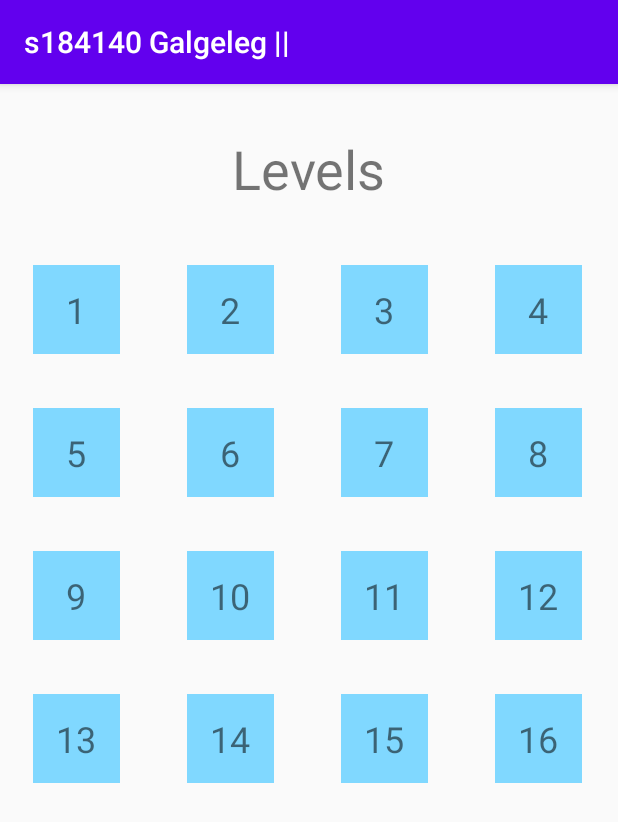
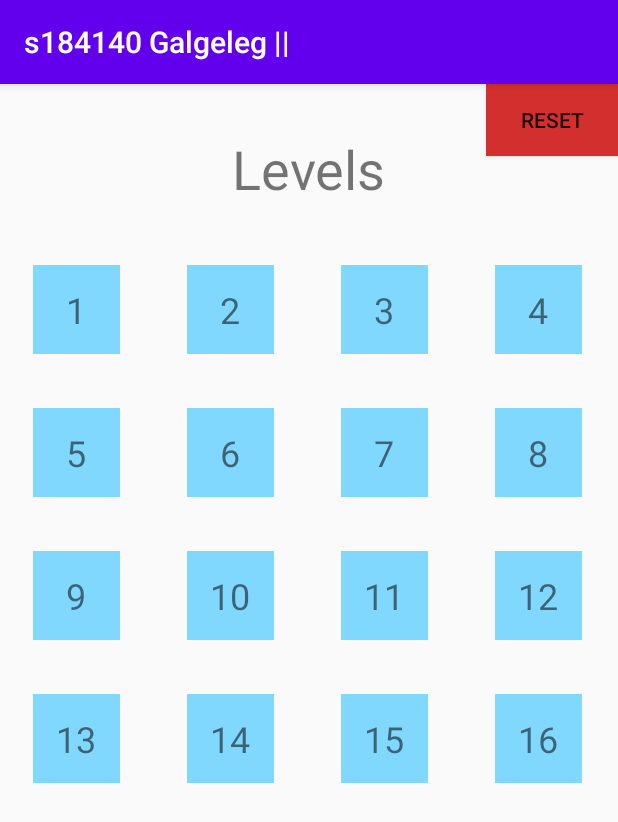
Before and after one commit to ChristianFrost98/Galgeleg, an Android app: the screen it shows after launch (LevelActivity), on a phone screen of 412 x 824 dp. Shown: the top 822 px of the screen. Run offline under Robolectric (Android 15) with nearby library versions, the phone set to English and light mode, and no system bars; Roboto replaces fonts that are not available here; 5 statements that could not run were skipped.

Commit message:
Rettelse ved hent af ord fra internettet

```diff
--- a/app/build.gradle
+++ b/app/build.gradle
@@ -20,6 +20,10 @@ android {
             proguardFiles getDefaultProguardFile('proguard-android-optimize.txt'), 'proguard-rules.pro'
         }
     }
+    compileOptions {
+        sourceCompatibility JavaVersion.VERSION_1_8
+        targetCompatibility JavaVersion.VERSION_1_8
+    }
 }
 
 dependencies {
@@ -29,6 +33,8 @@ dependencies {
     implementation 'com.google.code.gson:gson:2.8.5'
     implementation 'androidx.gridlayout:gridlayout:1.0.0'
     implementation 'com.google.android.material:material:1.2.0'
+    implementation 'com.airbnb.android:lottie:3.4.0'
+
     testImplementation 'junit:junit:4.12'
     androidTestImplementation 'androidx.test.ext:junit:1.1.1'
     androidTestImplementation 'androidx.test.espresso:espresso-core:3.2.0'
--- a/app/src/main/java/com/example/myapplication/Activity/GeussingActivity.java
+++ b/app/src/main/java/com/example/myapplication/Activity/GeussingActivity.java
@@ -52,7 +52,7 @@ public class GeussingActivity extends AppCompatActivity implements OnClickListen
     @Override
     protected void onCreate(Bundle savedInstanceState) {
         super.onCreate(savedInstanceState);
-        setContentView(R.layout.fedeste_akt);
+        setContentView(R.layout.activity_geussing);
         // Hent af views
         galge = findViewById(R.id.galge);
         letterGrid = findViewById(R.id.letterGrid);
--- a/app/src/main/java/com/example/myapplication/Activity/LevelActivity.java
+++ b/app/src/main/java/com/example/myapplication/Activity/LevelActivity.java
@@ -5,41 +5,91 @@ import android.annotation.SuppressLint;
 import android.content.Intent;
 import android.content.SharedPreferences;
 import android.os.Bundle;
+import android.os.Handler;
+import android.os.Looper;
 import android.view.View;
 import android.widget.AdapterView;
 import android.widget.ArrayAdapter;
+import android.widget.Button;
 import android.widget.GridView;
+import android.widget.TextView;
 
+import com.airbnb.lottie.LottieAnimationView;
 import com.example.myapplication.Logic.HangmanLogic;
 import com.example.myapplication.Model.HangmanModel;
 import com.example.myapplication.Adapter.LevelAdapter;
 import com.example.myapplication.R;
 
 import java.io.IOException;
+import java.util.concurrent.Executor;
+import java.util.concurrent.Executors;
 
 
 public class LevelActivity extends AppCompatActivity {
     GridView levelGrid;
+    LottieAnimationView loading;
+    TextView retrieveText;
+    Button resetButton;
+    Executor bgThread = Executors.newSingleThreadExecutor(); // håndtag til en baggrundstråd
+    Handler uiThread = new Handler(Looper.getMainLooper());  // håndtag til forgrundstråden
 
     @Override
     protected void onCreate(Bundle savedInstanceState) {
         super.onCreate(savedInstanceState);
         setContentView(R.layout.activity_level);
+        levelGrid = findViewById(R.id.levelGrid);
 
         // Retrieve store levels data
         if(HangmanModel.levels.size() == 0){
+            retrieveLevels();
+        } else {
+            makeGrid();
+        }
+
+        // Retrieves new list of words
+        resetButton = findViewById(R.id.resetButton);
+        resetButton.setOnClickListener(new View.OnClickListener() {
+            public void onClick(View v) {
+                HangmanModel.justResat = true;
+                retrieveLevels();
+            }
+        });
+    }
+
+    public void retrieveLevels(){
+        retrieveText = findViewById(R.id.retrieveText);
+        loading = findViewById(R.id.loading);
+        retrieveText.setVisibility(View.VISIBLE);
+        loading.setVisibility(View.VISIBLE);
+        levelGrid.setVisibility(View.GONE);
+
+        bgThread.execute(() -> {
             try {
                 HangmanLogic.retrievePrefs(this);
-            } catch (IOException e) {
+                HangmanLogic.storePrefs(this);
+
+                // Post retrieved info
+                /* The delay makes it possible to actually see the animation
+                    Otherwise I could just post() the uiThread, but it looks better with a delay */
+                uiThread.postDelayed(new Runnable() {
+                    @Override
+                    public void run() {
+                        loading.setVisibility(View.GONE);
+                        retrieveText.setVisibility(View.GONE);
+                        makeGrid();
+                    }
+                }, 2000);
+            } catch (Exception e){
                 e.printStackTrace();
             }
-        } else {
-            HangmanLogic.storePrefs(this);
-        }
+        });
+    }
+
+    public void makeGrid(){
+        // Make view visisble
+        levelGrid.setVisibility(View.VISIBLE);
 
         // Iniciate view
-        levelGrid = findViewById(R.id.levelGrid);
-
         LevelAdapter myAdapter=new LevelAdapter(this,R.layout.level_button, HangmanModel.levels);
         levelGrid.setNumColumns(4);
         levelGrid.setAdapter(myAdapter);
--- a/app/src/main/java/com/example/myapplication/Logic/HangmanLogic.java
+++ b/app/src/main/java/com/example/myapplication/Logic/HangmanLogic.java
@@ -2,6 +2,9 @@ package com.example.myapplication.Logic;
 
 import android.content.Context;
 import android.content.SharedPreferences;
+import android.os.Handler;
+import android.os.Looper;
+import android.os.SystemClock;
 import android.preference.PreferenceManager;
 
 import com.example.myapplication.Model.HangmanModel;
@@ -20,6 +23,10 @@ import java.net.URL;
 import java.util.ArrayList;
 import java.util.Arrays;
 import java.util.List;
+import java.util.Random;
+import java.util.Scanner;
+import java.util.concurrent.Executor;
+import java.util.concurrent.Executors;
 
 public class HangmanLogic {
 
@@ -31,16 +38,16 @@ public class HangmanLogic {
                 guessedword.append(currentGuessWord.getLetter().toString());
             }
         }
-        return guessedword.toString().equals(HangmanModel.currentWord);
+        return guessedword.toString().equals(HangmanModel.currentWord.toUpperCase());
     }
 
 
     public static boolean wordContainLetter(String letter){
         boolean containsLetter = false;
         for(int i=0;i<HangmanModel.currentWord.length();i++){
-            String letterInWord = String.valueOf(HangmanModel.currentWord.charAt(i));
+            String letterInWord = String.valueOf(HangmanModel.currentWord.charAt(i)).toUpperCase();
 
-            if(letter.equals(letterInWord)){
+            if(letter.toUpperCase().equals(letterInWord)){
                 HangmanModel.geussWordList.set(i,new Letter(letterInWord.charAt(0),true));
                 containsLetter = true;
             }
@@ -67,7 +74,7 @@ public class HangmanLogic {
 
         // Retrieve level info
         String levelsRetrieved = prefs.getString("levelsJSON","0");
-        if(levelsRetrieved.equals("0")){
+        if(levelsRetrieved.equals("0") || HangmanModel.justResat){
             initArrays();
         } else {
             Gson gson = new Gson();
@@ -88,27 +95,28 @@ public class HangmanLogic {
         }
     }
 
-    // Fra nordfalk github - galgeleg
-    public static String getURLData(String url) throws IOException {
-        try{
-            BufferedReader br = new BufferedReader(new InputStreamReader(new URL(url).openStream()));
+
+    public static String getURLData(String urlString) {
+        try  {
+            BufferedReader br = new BufferedReader(new InputStreamReader(new URL(urlString).openStream()));
             StringBuilder sb = new StringBuilder();
             String linje = br.readLine();
             while (linje != null) {
                 sb.append(linje + "\n");
                 linje = br.readLine();
             }
+            br.close();
             return sb.toString();
-        } catch (Exception e){
+        } catch (Exception e) {
             e.printStackTrace();
+            return null;
         }
-        return null;
     }
 
 
     public static List<String> retrieveWords() throws IOException {
         List<String> words;
-        String data = getURLData("https://www.york.ac.uk/teaching/cws/wws/webpage1.html");
+        String data = getURLData("https://nyheder.tv2.dk/");
 
         data = data.substring(data.indexOf("<body")). // fjern headere
                 replaceAll("<.+?>", " ").toLowerCase(). // fjern tags
@@ -126,12 +134,37 @@ public class HangmanLogic {
         return words;
     }
 
+    public static int randomWord(List<String> words){
+        Random r = new Random();
+        int low = 200;
+        int high = words.size();
+        return r.nextInt(high-low) + low;
+    }
 
     public static void initArrays() throws IOException {
+        // Clear if exiting array - for the reset
+        if(HangmanModel.levels.size() != 0){
+            HangmanModel.levels.clear();
+        }
+
+        // If just resat, from flag
+        HangmanModel.justResat = false;
+
+        // Retrieved words
         List<String> words = retrieveWords();
+
+        // Generate random number - the starting point
+        int count = randomWord(words);
+
+        // Make 20 levels, from random starting point in words list
         if(words.size() != 0) {
-            for (int i = 0; i < 20; i++) {
-                HangmanModel.levels.add(i, new Level(String.valueOf(i), false, words.get(i), new ArrayList<Integer>()));
+            int i = 0;
+            while (HangmanModel.levels.size() < 20){
+                if(!(words.get(count).equals(""))){
+                    HangmanModel.levels.add(i, new Level(String.valueOf(i+1), false, words.get(count), new ArrayList<Integer>()));
+                    i++;
+                }
+                count = randomWord(words);
             }
         } else {
             // Add to levels, if no data is retrieved
--- a/app/src/main/java/com/example/myapplication/Model/HangmanModel.java
+++ b/app/src/main/java/com/example/myapplication/Model/HangmanModel.java
@@ -3,6 +3,9 @@ package com.example.myapplication.Model;
 import java.util.ArrayList;
 
 public class HangmanModel {
+    // Reset flag
+    public static boolean justResat = false;
+
       // Hashmap with contains current word, and knows if its geussed or not
     public static  String currentWord;
     public static  ArrayList<Letter> geussWordList = new ArrayList<Letter>();
--- a/app/src/main/res/layout/fedeste_akt.xml
+++ b/app/src/main/res/layout/activity_geussing.xml
@@ -7,6 +7,7 @@
     android:soundEffectsEnabled="false"
     android:splitMotionEvents="false"
     tools:context=".Activity.GeussingActivity">
+
 
     <TextView
         android:id="@+id/title"
--- a/app/src/main/res/layout/activity_level.xml
+++ b/app/src/main/res/layout/activity_level.xml
@@ -6,6 +6,47 @@
     android:layout_height="match_parent"
     tools:context=".Activity.LevelActivity">
 
+    <com.airbnb.lottie.LottieAnimationView
+        android:id="@+id/loading"
+        android:layout_width="100dp"
+        android:layout_height="100dp"
+        android:layout_gravity="center"
+        android:layout_weight="4"
+        android:scaleType="centerCrop"
+        android:visibility="gone"
+        app:layout_constraintBottom_toBottomOf="parent"
+        app:layout_constraintEnd_toEndOf="parent"
+        app:layout_constraintStart_toStartOf="parent"
+        app:layout_constraintTop_toTopOf="parent"
+        app:lottie_autoPlay="true"
+        app:lottie_loop="true"
+        app:lottie_rawRes="@raw/loading"
+        tools:ignore="MissingClass" />
+
+    <Button
+        android:id="@+id/resetButton"
+        android:layout_width="wrap_content"
+        android:layout_height="wrap_content"
+        android:background="#D32F2F"
+        android:shadowColor="#FF0000"
+        android:text="@string/reset"
+        app:layout_constraintBottom_toTopOf="@+id/levelGrid"
+        app:layout_constraintEnd_toEndOf="parent"
+        app:layout_constraintHorizontal_bias="1.0"
+        app:layout_constraintStart_toEndOf="@+id/textView2"
+        app:layout_constraintTop_toTopOf="parent"
+        app:layout_constraintVertical_bias="0.0" />
+
+    <TextView
+        android:id="@+id/retrieveText"
+        android:layout_width="wrap_content"
+        android:layout_height="wrap_content"
+        android:layout_marginTop="8dp"
+        android:text="@string/retrieving_levels"
+        android:visibility="gone"
+        app:layout_constraintEnd_toEndOf="parent"
+        app:layout_constraintStart_toStartOf="parent"
+        app:layout_constraintTop_toBottomOf="@+id/loading" />
 
     <GridView
         android:id="@+id/levelGrid"
--- a/app/src/main/res/values/strings.xml
+++ b/app/src/main/res/values/strings.xml
@@ -45,4 +45,6 @@
     <string name="hangman_lose">hangman lose</string>
     <string name="galgeleg">Galgeleg</string>
     <string name="you_guessed">You guessed:</string>
+    <string name="retrieving_levels">retrieving levels...</string>
+    <string name="reset">Reset</string>
 </resources>
--- a/app/src/main/res/values/styles.xml
+++ b/app/src/main/res/values/styles.xml
@@ -5,6 +5,7 @@
         <item name="colorPrimary">@color/colorPrimary</item>
         <item name="colorPrimaryDark">@color/colorPrimaryDark</item>
         <item name="colorAccent">@color/colorAccent</item>
+
     </style>
 
     <style name="Theme.AppCompat.Light.NoActionBar.FullScreen" parent="@style/Theme.AppCompat.Light.NoActionBar">
```
Also changed, not shown: app/src/main/res/raw/loading.json (added, +1 -0 lines), 1 other file.
